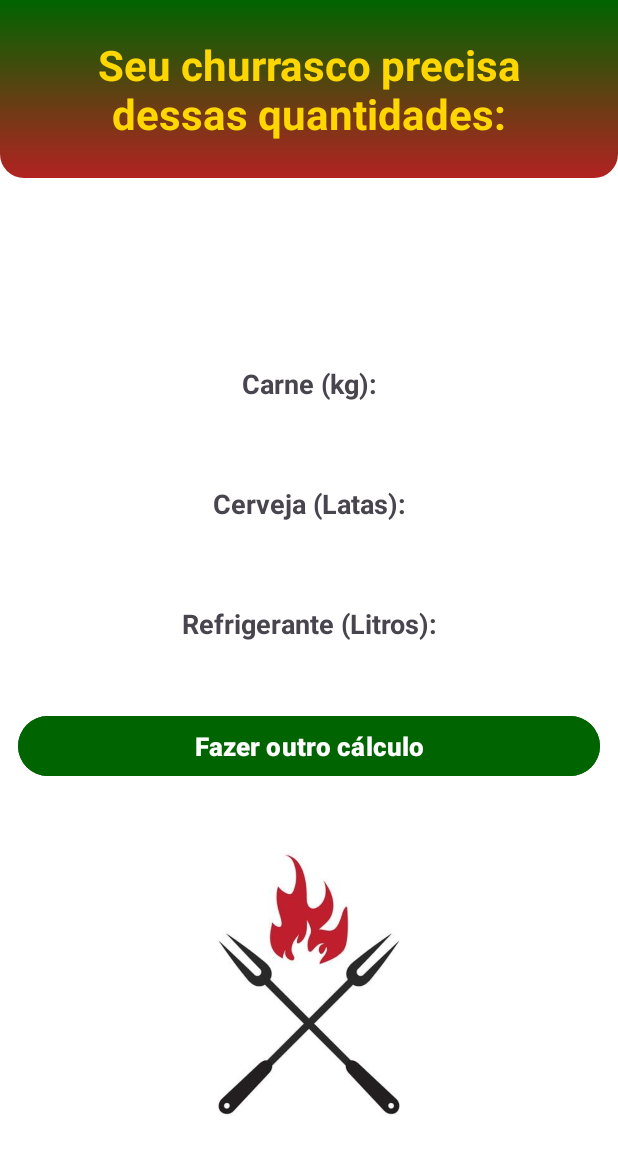
After one commit to Wpompeo/ChurrasCalculator, an Android app: the ResultCalculator screen opened directly, with no data from a screen before it, on a phone screen of 412 x 824 dp. The commit adds this screen. Shown: the top 1154 px of the screen. Run offline under Robolectric (Android 15) with nearby library versions, the light colour scheme and no system bars.

Commit message:
second commit

```diff
--- a/app/src/main/AndroidManifest.xml
+++ b/app/src/main/AndroidManifest.xml
@@ -13,6 +13,9 @@
         android:theme="@style/Theme.ChurrasCalculator"
         tools:targetApi="31">
         <activity
+            android:name=".ResultCalculator"
+            android:exported="false" />
+        <activity
             android:name=".MainActivity"
             android:exported="true">
             <intent-filter>
--- /dev/null
+++ b/app/src/main/java/com/example/churrascalculator/ResultCalculator.kt
@@ -0,0 +1,15 @@
+package com.example.churrascalculator
+
+import android.os.Bundle
+import androidx.activity.enableEdgeToEdge
+import androidx.appcompat.app.AppCompatActivity
+import androidx.core.view.ViewCompat
+import androidx.core.view.WindowInsetsCompat
+
+class ResultCalculator : AppCompatActivity() {
+    override fun onCreate(savedInstanceState: Bundle?) {
+        super.onCreate(savedInstanceState)
+        setContentView(R.layout.activity_result_calculator)
+
+    }
+}
--- /dev/null
+++ b/app/src/main/res/drawable/gradient_bg.xml
@@ -0,0 +1,12 @@
+<?xml version="1.0" encoding="utf-8"?>
+<shape xmlns:android="http://schemas.android.com/apk/res/android">
+    <corners android:topLeftRadius="0dp"
+        android:topRightRadius="0dp"
+        android:bottomLeftRadius="16dp"
+        android:bottomRightRadius="16dp" />
+
+    <gradient
+        android:startColor="@color/Red"
+        android:endColor="@color/LimeGreen"
+        android:angle="90" />
+</shape>
--- /dev/null
+++ b/app/src/main/res/layout/activity_result_calculator.xml
@@ -0,0 +1,104 @@
+<?xml version="1.0" encoding="utf-8"?>
+<androidx.constraintlayout.widget.ConstraintLayout xmlns:android="http://schemas.android.com/apk/res/android"
+    xmlns:app="http://schemas.android.com/apk/res-auto"
+    xmlns:tools="http://schemas.android.com/tools"
+    android:id="@+id/main"
+    android:layout_width="match_parent"
+    android:layout_height="match_parent"
+    tools:context=".ResultCalculator"
+    android:background="@color/white">
+
+    <LinearLayout
+        android:id="@+id/linearLayoutTwo"
+        android:layout_width="match_parent"
+        android:layout_height="wrap_content"
+        android:background="@drawable/gradient_bg"
+        android:orientation="vertical"
+        app:layout_constraintBaseline_toTopOf="parent"
+        app:layout_constraintStart_toStartOf="parent"
+        app:layout_constraintTop_toTopOf="parent">
+
+        <TextView
+            android:id="@+id/tv_result"
+            android:layout_width="match_parent"
+            android:layout_height="wrap_content"
+            android:layout_margin="24dp"
+            android:text="@string/sub_title"
+            android:textAlignment="center"
+            android:textSize="28dp"
+            android:textStyle="bold"
+            android:textColor="@color/Gold"
+            app:layout_constraintEnd_toEndOf="parent"
+            app:layout_constraintHorizontal_bias="0.498"
+            app:layout_constraintStart_toStartOf="parent"
+            app:layout_constraintTop_toTopOf="parent" />
+
+
+    </LinearLayout>
+
+
+    <TextView
+        android:id="@+id/tv_carne"
+        android:layout_width="match_parent"
+        android:layout_height="wrap_content"
+        android:layout_marginBottom="556dp"
+        android:text="@string/Qtd_carne"
+        android:textAlignment="center"
+        android:textSize="18dp"
+        android:textStyle="bold"
+        app:layout_constraintBottom_toBottomOf="parent"
+        app:layout_constraintEnd_toEndOf="parent"
+        app:layout_constraintHorizontal_bias="0.0"
+        app:layout_constraintStart_toStartOf="parent" />
+
+    <TextView
+        android:id="@+id/tv_cerveja"
+        android:layout_width="match_parent"
+        android:layout_height="wrap_content"
+        android:textAlignment="center"
+        android:layout_marginTop="55dp"
+        android:text="@string/Qtd_Cerveja"
+        android:textSize="18dp"
+        android:textStyle="bold"
+        app:layout_constraintEnd_toEndOf="parent"
+        app:layout_constraintHorizontal_bias="0.498"
+        app:layout_constraintStart_toStartOf="parent"
+        app:layout_constraintTop_toBottomOf="@+id/tv_carne" />
+
+    <TextView
+        android:id="@+id/tv_refrigerante"
+        android:layout_width="match_parent"
+        android:layout_height="wrap_content"
+        android:textAlignment="center"
+        android:layout_marginTop="55dp"
+        android:textSize="18dp"
+        android:textStyle="bold"
+        android:text="@string/Qtd_Refrigerante"
+        app:layout_constraintEnd_toEndOf="parent"
+        app:layout_constraintStart_toStartOf="parent"
+        app:layout_constraintTop_toBottomOf="@+id/tv_cerveja" />
+
+    <Button
+        android:id="@+id/btn_recalc"
+        android:layout_width="match_parent"
+        android:layout_height="wrap_content"
+        android:layout_marginTop="45dp"
+        android:layout_marginStart="12dp"
+        android:layout_marginEnd="12dp"
+        android:text="Fazer outro cálculo"
+        android:textStyle="bold"
+        android:textSize="17dp"
+        android:backgroundTint="@color/LimeGreen"
+        app:layout_constraintEnd_toEndOf="parent"
+        app:layout_constraintStart_toStartOf="parent"
+        app:layout_constraintTop_toBottomOf="@+id/tv_refrigerante" />
+
+    <ImageView
+        android:layout_width="300dp"
+        android:layout_height="270dp"
+        android:src="@drawable/churras_simbolo"
+        app:layout_constraintEnd_toEndOf="parent"
+        app:layout_constraintStart_toStartOf="parent"
+        app:layout_constraintTop_toBottomOf="@+id/btn_recalc" />
+
+</androidx.constraintlayout.widget.ConstraintLayout>
--- a/app/src/main/res/values/colors.xml
+++ b/app/src/main/res/values/colors.xml
@@ -2,7 +2,9 @@
 <resources>
     <color name="black">#FF000000</color>
     <color name="white">#FFFFFFFF</color>
-    <color name="LimeGreen">#32CD32</color>
+    <color name="LimeGreen">#006400</color>
     <color name="BlueDodger">#1E90FF</color>
+    <color name="Red">#B22222</color>
+    <color name="Gold">#FFD700</color>
 
 </resources>
--- a/app/src/main/res/values/strings.xml
+++ b/app/src/main/res/values/strings.xml
@@ -1,3 +1,7 @@
 <resources>
     <string name="app_name">ChurrasCalculator</string>
+    <string name="sub_title">Seu churrasco precisa dessas quantidades:</string>
+    <string name="Qtd_carne">Carne (kg):</string>
+    <string name="Qtd_Cerveja">Cerveja (Latas):</string>
+    <string name="Qtd_Refrigerante">Refrigerante (Litros):</string>
 </resources>
--- a/app/src/main/res/values/themes.xml
+++ b/app/src/main/res/values/themes.xml
@@ -1,8 +1,8 @@
 <resources xmlns:tools="http://schemas.android.com/tools">
     <!-- Base application theme. -->
     <style name="Base.Theme.ChurrasCalculator" parent="Theme.Material3.DayNight.NoActionBar">
-        <!-- Customize your light theme here. -->
-        <!-- <item name="colorPrimary">@color/my_light_primary</item> -->
+        <item name="colorPrimary">@color/LimeGreen</item>
+        <item name="android:statusBarColor">@color/LimeGreen</item>
     </style>
 
     <style name="Theme.ChurrasCalculator" parent="Base.Theme.ChurrasCalculator" />
```
Also changed, not shown: app/src/main/java/com/example/churrascalculator/MainActivity.kt (+39 -4 lines), app/src/main/res/layout/activity_main.xml (+27 -3 lines), app/src/main/res/drawable/churras_simbolo.jpg (added).
